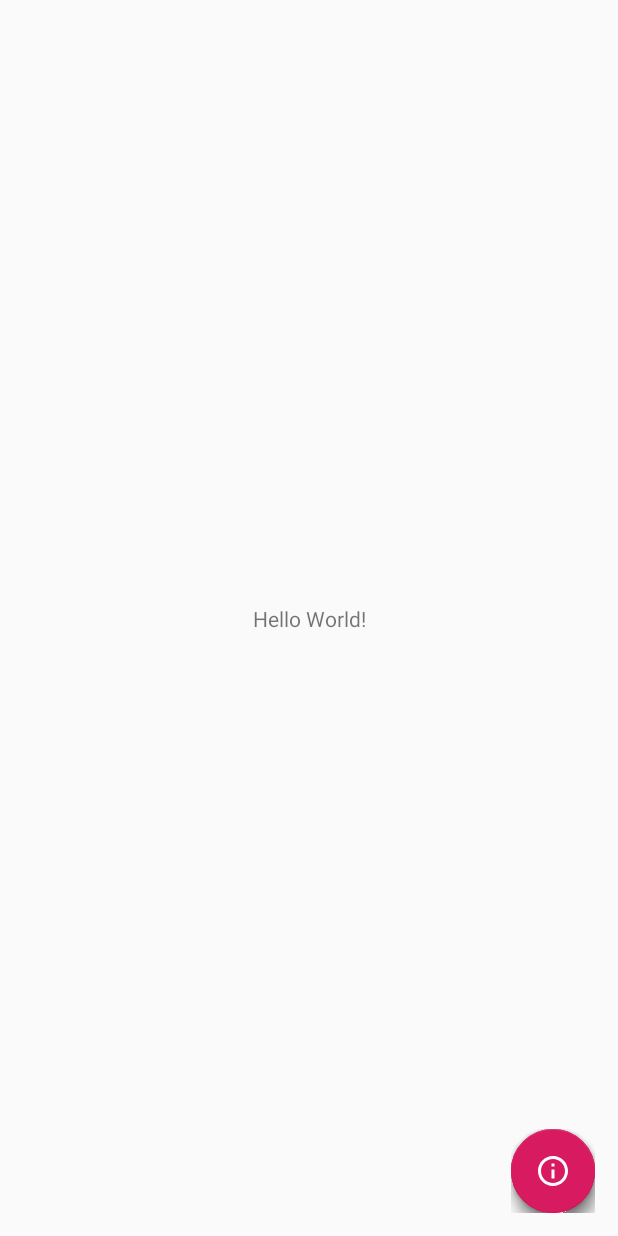
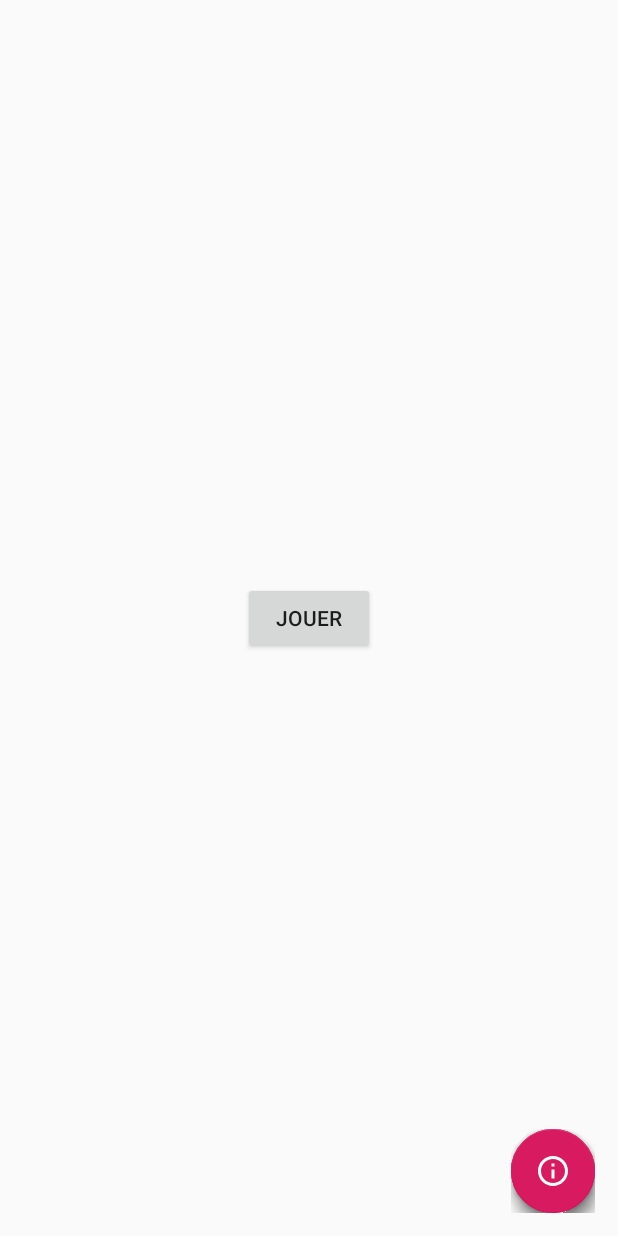
Before and after one commit to Thomas-Philippot/GuessR, an Android app: the layout activity_main.xml on its own in the app's theme, with its tools: preview values and no code run, on a phone screen of 412 x 824 dp. Run offline under Robolectric (Android 15) with nearby library versions, the phone set to English and light mode, and no system bars; plain views replace FloatingActionButton, FloatingActionMenu.

Commit message:
play button and final menu

```diff
--- a/app/src/main/AndroidManifest.xml
+++ b/app/src/main/AndroidManifest.xml
@@ -9,7 +9,8 @@
         android:roundIcon="@mipmap/ic_launcher_round"
         android:supportsRtl="true"
         android:theme="@style/AppTheme">
-        <activity android:name=".AboutActivity"></activity>
+        <activity android:name=".PlayActivity"></activity>
+        <activity android:name=".AboutActivity" />
         <activity android:name=".ProposalActivity" />
         <activity android:name=".ResultsActivity" />
         <activity android:name=".MainActivity">
--- /dev/null
+++ b/app/src/main/res/drawable/ic_close.xml
@@ -0,0 +1,5 @@
+<vector android:height="24dp" android:tint="#FFFFFF"
+    android:viewportHeight="24.0" android:viewportWidth="24.0"
+    android:width="24dp" xmlns:android="http://schemas.android.com/apk/res/android">
+    <path android:fillColor="#FF000000" android:pathData="M19,6.41L17.59,5 12,10.59 6.41,5 5,6.41 10.59,12 5,17.59 6.41,19 12,13.41 17.59,19 19,17.59 13.41,12z"/>
+</vector>
--- a/app/src/main/res/layout/activity_main.xml
+++ b/app/src/main/res/layout/activity_main.xml
@@ -6,16 +6,19 @@
     android:layout_width="match_parent"
     android:layout_height="match_parent"
     xmlns:fab="http://schemas.android.com/apk/res-auto"
-    tools:context=".MainActivity">
+    tools:context=".MainActivity"
+    >
 
-    <TextView
+    <Button
         android:layout_width="wrap_content"
         android:layout_height="wrap_content"
-        android:text="Hello World!"
+        app:layout_constraintRight_toRightOf="parent"
+        app:layout_constraintLeft_toLeftOf="parent"
         app:layout_constraintBottom_toBottomOf="parent"
-        app:layout_constraintLeft_toLeftOf="parent"
-        app:layout_constraintRight_toRightOf="parent"
-        app:layout_constraintTop_toTopOf="parent" />
+        app:layout_constraintTop_toTopOf="parent"
+        android:text="Jouer"
+        android:onClick="playClicked"
+        />
 
     <com.github.clans.fab.FloatingActionMenu
         android:id="@+id/menu"
--- a/app/src/main/res/values/colors.xml
+++ b/app/src/main/res/values/colors.xml
@@ -1,6 +1,6 @@
 <?xml version="1.0" encoding="utf-8"?>
 <resources>
     <color name="colorPrimary">#008577</color>
-    <color name="colorPrimaryDark">#00574B</color>
+    <color name="colorPrimaryDark">#0000FFFF</color>
     <color name="colorAccent">#D81B60</color>
 </resources>
--- a/app/src/main/res/values/styles.xml
+++ b/app/src/main/res/values/styles.xml
@@ -1,7 +1,7 @@
 <resources>
 
     <!-- Base application theme. -->
-    <style name="AppTheme" parent="Theme.AppCompat.Light.DarkActionBar">
+    <style name="AppTheme" parent="Theme.AppCompat.Light.NoActionBar">
         <!-- Customize your theme here. -->
         <item name="colorPrimary">@color/colorPrimary</item>
         <item name="colorPrimaryDark">@color/colorPrimaryDark</item>
```
Also changed, not shown: app/src/main/java/fr/eni/guessr/MainActivity.java (+45 -1 lines), app/src/main/java/fr/eni/guessr/PlayActivity.java (added, +14 -0 lines), app/src/main/res/layout/activity_play.xml (added, +9 -0 lines).
